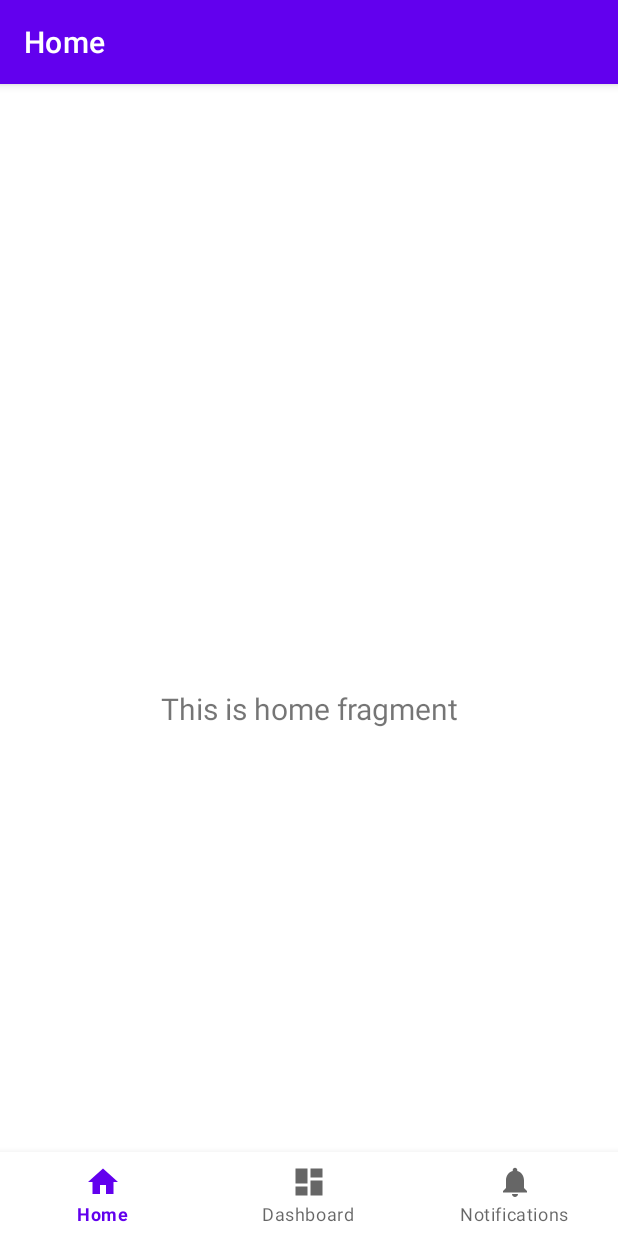
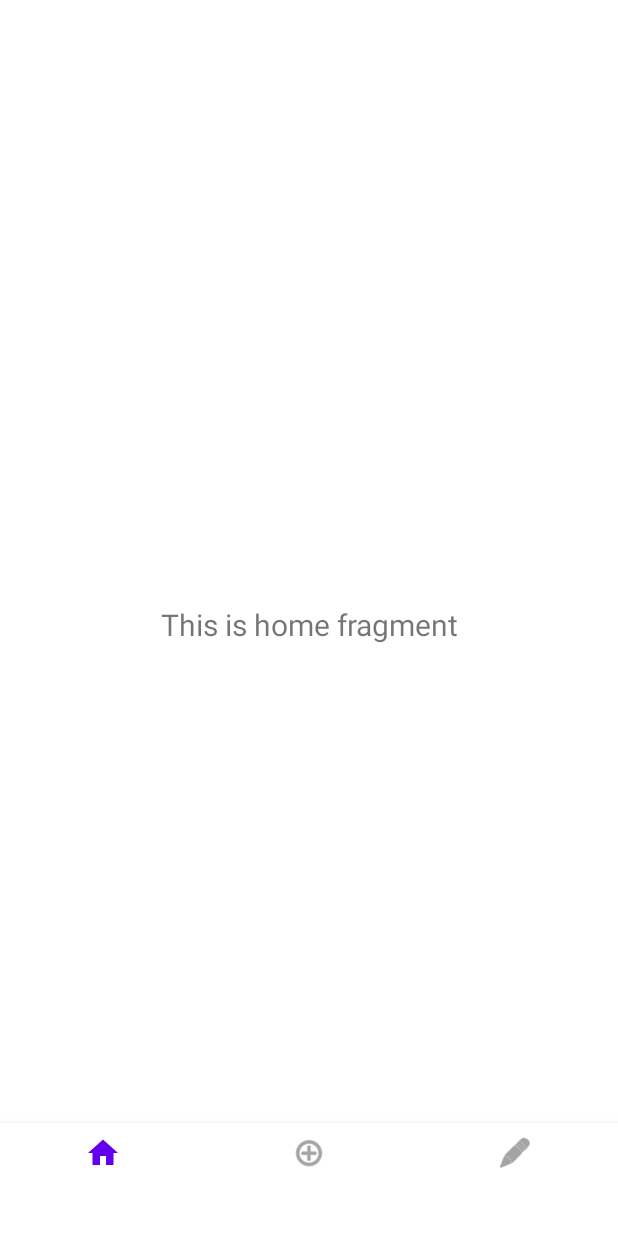
Before and after one commit to JumppanenTomi/Pilleriappi_1.0, an Android app: the screen it shows after launch (MainActivity), on a phone screen of 412 x 824 dp. Run offline under Robolectric (Android 15) with nearby library versions, the phone set to English and light mode, and no system bars; our stand-ins replace navigation-ui.

Commit message:
Muutettu designia.

```diff
--- a/app/src/main/java/fi/mobsit/pilleriappi10/MainActivity.java
+++ b/app/src/main/java/fi/mobsit/pilleriappi10/MainActivity.java
@@ -19,6 +19,8 @@ public class MainActivity extends AppCompatActivity {
     @Override
     protected void onCreate(Bundle savedInstanceState) {
         super.onCreate(savedInstanceState);
+        getSupportActionBar().hide();
+
 
         binding = ActivityMainBinding.inflate(getLayoutInflater());
         setContentView(binding.getRoot());
--- a/app/src/main/res/layout/activity_main.xml
+++ b/app/src/main/res/layout/activity_main.xml
@@ -1,17 +1,16 @@
 <?xml version="1.0" encoding="utf-8"?>
 <androidx.constraintlayout.widget.ConstraintLayout xmlns:android="http://schemas.android.com/apk/res/android"
     xmlns:app="http://schemas.android.com/apk/res-auto"
+    xmlns:tools="http://schemas.android.com/tools"
     android:id="@+id/container"
     android:layout_width="match_parent"
     android:layout_height="match_parent"
-    android:paddingTop="?attr/actionBarSize">
+    android:paddingTop="0dip">
 
     <com.google.android.material.bottomnavigation.BottomNavigationView
         android:id="@+id/nav_view"
         android:layout_width="0dp"
-        android:layout_height="wrap_content"
-        android:layout_marginStart="0dp"
-        android:layout_marginEnd="0dp"
+        android:layout_height="75dp"
         android:background="?android:attr/windowBackground"
         app:layout_constraintBottom_toBottomOf="parent"
         app:layout_constraintLeft_toLeftOf="parent"
@@ -24,10 +23,12 @@
         android:layout_width="match_parent"
         android:layout_height="match_parent"
         app:defaultNavHost="true"
-        app:layout_constraintBottom_toTopOf="@id/nav_view"
-        app:layout_constraintLeft_toLeftOf="parent"
-        app:layout_constraintRight_toRightOf="parent"
+        app:layout_constraintBottom_toBottomOf="parent"
+        app:layout_constraintEnd_toEndOf="parent"
+        app:layout_constraintHorizontal_bias="0.0"
+        app:layout_constraintStart_toStartOf="parent"
         app:layout_constraintTop_toTopOf="parent"
+        app:layout_constraintVertical_bias="0.0"
         app:navGraph="@navigation/mobile_navigation" />
 
 </androidx.constraintlayout.widget.ConstraintLayout>
--- a/app/src/main/res/menu/bottom_nav_menu.xml
+++ b/app/src/main/res/menu/bottom_nav_menu.xml
@@ -3,17 +3,14 @@
 
     <item
         android:id="@+id/navigation_home"
-        android:icon="@drawable/ic_home_black_24dp"
-        android:title="@string/title_home" />
+        android:icon="@drawable/ic_home_black_24dp" />
 
     <item
         android:id="@+id/navigation_dashboard"
-        android:icon="@drawable/ic_dashboard_black_24dp"
-        android:title="@string/title_dashboard" />
+        android:icon="@android:drawable/ic_menu_add" />
 
     <item
         android:id="@+id/navigation_notifications"
-        android:icon="@drawable/ic_notifications_black_24dp"
-        android:title="@string/title_notifications" />
+        android:icon="@android:drawable/ic_menu_edit" />
 
 </menu>
```
